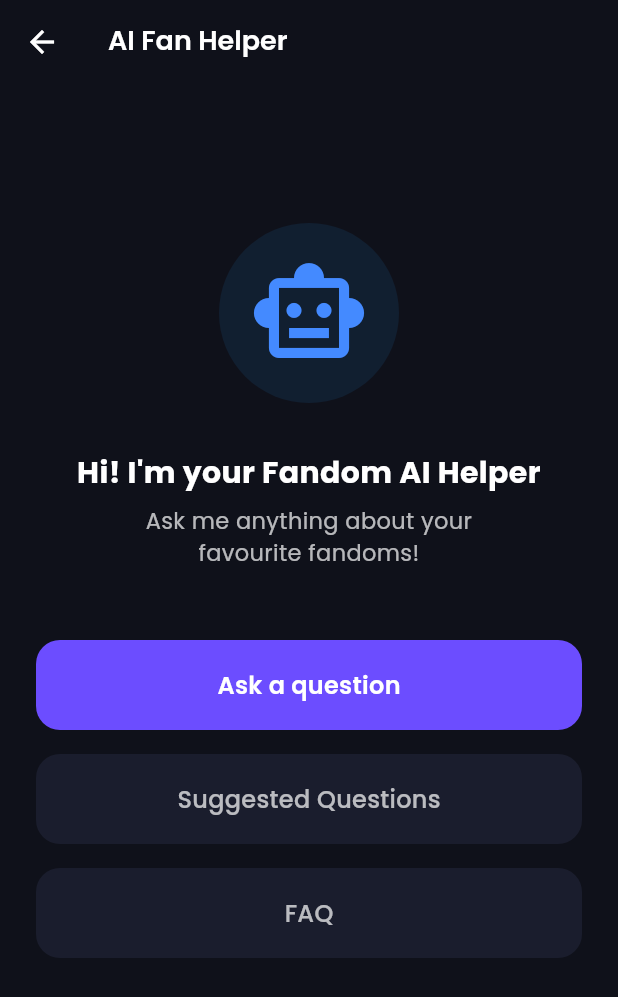
After one commit to Numbcranium/FandomVerse, a Flutter app: the AiHelperScreen screen opened by its route, after a tap on "Ask a question", after a tap on the "arrow back" icon, on a phone screen of 412 x 824 dp. The commit adds this screen. Shown: the top 997 px of the screen. Run offline on Flutter 3.47's test engine with Material 3 defaults, Android fonts, the phone set to English and light mode, and no system bars; our stand-ins replace cached_network_image, cloud_firestore, connectivity_plus, equatable, firebase_ai, firebase_auth and 9 more; missing offline and left inert: firebase_app_check; accounts and stored records are empty; generated files the repository leaves out were written again.

Commit message:
Add Firebase AI logic and global AI Helper FAB

```diff
--- a/lib/app/app.dart
+++ b/lib/app/app.dart
@@ -1,5 +1,6 @@
 import 'package:flutter/material.dart';
 import 'package:go_router/go_router.dart';
+import 'router/route_names.dart';
 
 import '../core/constants/app_constants.dart';
 import 'theme/app_theme.dart';
@@ -19,6 +20,12 @@ class App extends StatelessWidget {
   Widget build(BuildContext context) {
     return MaterialApp.router(
       title: AppConstants.appName,
+      builder: (context, child) {
+        return _GlobalFabOverlay(
+          router: router,
+          child: child ?? const SizedBox.shrink(),
+        );
+      },
       debugShowCheckedModeBanner: false,
       theme: AppTheme.light,
       darkTheme: AppTheme.dark,
@@ -31,3 +38,82 @@ class App extends StatelessWidget {
     );
   }
 }
+
+class _GlobalFabOverlay extends StatefulWidget {
+  final GoRouter router;
+  final Widget child;
+
+  const _GlobalFabOverlay({required this.router, required this.child});
+
+  @override
+  State<_GlobalFabOverlay> createState() => _GlobalFabOverlayState();
+}
+
+class _GlobalFabOverlayState extends State<_GlobalFabOverlay> {
+  bool _showFab = false;
+
+  @override
+  void initState() {
+    super.initState();
+    widget.router.routerDelegate.addListener(_routeListener);
+    // Delay the initial check slightly to allow initial route to settle
+    WidgetsBinding.instance.addPostFrameCallback((_) {
+      _checkRoute();
+    });
+  }
+
+  @override
+  void dispose() {
+    widget.router.routerDelegate.removeListener(_routeListener);
+    super.dispose();
+  }
+
+  void _routeListener() {
+    _checkRoute();
+  }
+
+  void _checkRoute() {
+    final location = widget.router.routerDelegate.currentConfiguration.uri.path;
+    final hideRoutes = [
+      RouteNames.intro,
+      RouteNames.splash,
+      RouteNames.onboarding,
+      RouteNames.login,
+      RouteNames.register,
+      RouteNames.forgotPassword,
+      RouteNames.aiHelper,
+      '/', // Hide on root before redirect
+    ];
+
+    final shouldShow = !hideRoutes.contains(location);
+
+    if (_showFab != shouldShow) {
+      setState(() {
+        _showFab = shouldShow;
+      });
+    }
+  }
+
+  @override
+  Widget build(BuildContext context) {
+    return Stack(
+      children: [
+        widget.child,
+        if (_showFab)
+          Positioned(
+            right: 16,
+            bottom: 96,
+            child: SafeArea(
+              child: FloatingActionButton(
+                heroTag: 'aiHelperFab',
+                onPressed: () {
+                  widget.router.push(RouteNames.aiHelper);
+                },
+                child: const Icon(Icons.smart_toy),
+              ),
+            ),
+          ),
+      ],
+    );
+  }
+}
--- a/lib/app/router/app_router.dart
+++ b/lib/app/router/app_router.dart
@@ -18,6 +18,7 @@ import '../../features/profile/presentation/screens/edit_profile_screen.dart';
 import '../../features/profile/presentation/screens/profile_screen.dart';
 import '../../features/profile/presentation/screens/purchase_history_screen.dart';
 import '../../features/settings/presentation/screens/settings_screen.dart';
+import '../../features/ai_helper/presentation/screens/ai_helper_screen.dart';
 import 'route_names.dart';
 
 /// Builds and owns the app's [GoRouter] instance.
@@ -169,6 +170,11 @@ class AppRouter {
       name: RouteNames.purchaseHistoryName,
       builder: (context, state) => const PurchaseHistoryScreen(),
     ),
+    GoRoute(
+      path: RouteNames.aiHelper,
+      name: RouteNames.aiHelperName,
+      builder: (context, state) => const AiHelperScreen(),
+    ),
   ];
 }
 
@@ -191,4 +197,4 @@ class GoRouterRefreshStream extends ChangeNotifier {
     _subscription.cancel();
     super.dispose();
   }
-}y
+}
--- a/lib/app/router/route_names.dart
+++ b/lib/app/router/route_names.dart
@@ -21,6 +21,7 @@ class RouteNames {
   static const String settings = '/settings';
   static const String bookmarks = '/bookmarks';
   static const String purchaseHistory = '/purchase-history';
+  static const String aiHelper = '/ai-helper';
 
   // --- Names (used by GoRoute.name and context.goNamed) ---
   static const String introName = 'intro';
@@ -37,6 +38,7 @@ class RouteNames {
   static const String settingsName = 'settings';
   static const String bookmarksName = 'bookmarks';
   static const String purchaseHistoryName = 'purchaseHistory';
+  static const String aiHelperName = 'aiHelper';
 
   /// Routes reachable without being logged in.
   static const List<String> publicPaths = [
--- /dev/null
+++ b/lib/features/ai_helper/presentation/screens/ai_helper_screen.dart
@@ -0,0 +1,279 @@
+import 'package:flutter/material.dart';
+import 'package:firebase_ai/firebase_ai.dart';
+
+class AiHelperScreen extends StatefulWidget {
+  const AiHelperScreen({super.key});
+
+  @override
+  State<AiHelperScreen> createState() => _AiHelperScreenState();
+}
+
+class _AiHelperScreenState extends State<AiHelperScreen> {
+  bool _isChatMode = false;
+  final TextEditingController _controller = TextEditingController();
+  final List<Map<String, String>> _messages = [];
+  bool _isLoading = false;
+
+  late final GenerativeModel _model;
+
+  @override
+  void initState() {
+    super.initState();
+    _model = FirebaseAI.googleAI().generativeModel(model: 'gemini-3.5-flash');
+  }
+
+  void _startChat([String? initialPrompt]) {
+    setState(() {
+      _isChatMode = true;
+      if (_messages.isEmpty) {
+        _messages.add({'role': 'ai', 'text': "Hi! I'm your Fandom AI Helper. What would you like to know?"});
+      }
+    });
+    if (initialPrompt != null) {
+      _controller.text = initialPrompt;
+      _sendMessage();
+    }
+  }
+
+  Future<void> _sendMessage() async {
+    final text = _controller.text.trim();
+    if (text.isEmpty) return;
+
+    setState(() {
+      _messages.add({'role': 'user', 'text': text});
+      _isLoading = true;
+    });
+    _controller.clear();
+
+    try {
+      final prompt = [Content.text(text)];
+      final response = await _model.generateContent(prompt);
+
+      setState(() {
+        _messages.add({'role': 'ai', 'text': response.text ?? 'No response.'});
+      });
+    } catch (e) {
+      setState(() {
+        _messages.add({'role': 'ai', 'text': 'Oops, something went wrong: $e'});
+      });
+    } finally {
+      setState(() {
+        _isLoading = false;
+      });
+    }
+  }
+
+  @override
+  Widget build(BuildContext context) {
+    return Scaffold(
+      backgroundColor: const Color(0xFF0F111A), // Dark background matching the image
+      appBar: AppBar(
+        backgroundColor: Colors.transparent,
+        elevation: 0,
+        leading: IconButton(
+          icon: const Icon(Icons.arrow_back, color: Colors.white),
+          onPressed: () {
+            if (_isChatMode) {
+              setState(() => _isChatMode = false);
+            } else {
+              Navigator.of(context).pop();
+            }
+          },
+        ),
+        title: const Text(
+          'AI Fan Helper',
+          style: TextStyle(color: Colors.white, fontWeight: FontWeight.w600, fontSize: 18),
+        ),
+        centerTitle: false,
+      ),
+      body: SafeArea(
+        child: _isChatMode ? _buildChatView() : _buildDashboardView(),
+      ),
+    );
+  }
+
+  Widget _buildDashboardView() {
+    return Padding(
+      padding: const EdgeInsets.symmetric(horizontal: 24.0),
+      child: Column(
+        mainAxisAlignment: MainAxisAlignment.center,
+        crossAxisAlignment: CrossAxisAlignment.stretch,
+        children: [
+          const Spacer(flex: 1),
+          // AI Avatar
+          Container(
+            height: 120,
+            width: 120,
+            decoration: BoxDecoration(
+              shape: BoxShape.circle,
+              color: Colors.blue.withOpacity(0.1),
+            ),
+            child: const Icon(
+              Icons.smart_toy_outlined,
+              size: 80,
+              color: Colors.blueAccent,
+            ),
+          ),
+          const SizedBox(height: 32),
+          // Greeting Text
+          const Text(
+            "Hi! I'm your Fandom AI Helper",
+            textAlign: TextAlign.center,
+            style: TextStyle(
+              color: Colors.white,
+              fontSize: 20,
+              fontWeight: FontWeight.bold,
+            ),
+          ),
+          const SizedBox(height: 8),
+          const Text(
+            "Ask me anything about your\nfavourite fandoms!",
+            textAlign: TextAlign.center,
+            style: TextStyle(
+              color: Colors.white70,
+              fontSize: 15,
+              height: 1.4,
+            ),
+          ),
+          const SizedBox(height: 48),
+          // Buttons
+          _buildPrimaryButton(
+            title: 'Ask a question',
+            onPressed: _startChat,
+          ),
+          const SizedBox(height: 16),
+          _buildSecondaryButton(
+            title: 'Suggested Questions',
+            onPressed: () {
+              _startChat('Can you suggest some popular questions about fandoms?');
+            },
+          ),
+          const SizedBox(height: 16),
+          _buildSecondaryButton(
+            title: 'FAQ',
+            onPressed: () {
+              _startChat('What are the most frequently asked questions here?');
+            },
+          ),
+          const Spacer(flex: 2),
+        ],
+      ),
+    );
+  }
+
+  Widget _buildChatView() {
+    return Column(
+      children: [
+        Expanded(
+          child: ListView.builder(
+            padding: const EdgeInsets.all(16),
+            itemCount: _messages.length,
+            itemBuilder: (context, index) {
+              final msg = _messages[index];
+              final isUser = msg['role'] == 'user';
+              return Align(
+                alignment: isUser ? Alignment.centerRight : Alignment.centerLeft,
+                child: Container(
+                  margin: const EdgeInsets.only(bottom: 12),
+                  padding: const EdgeInsets.all(12),
+                  decoration: BoxDecoration(
+                    color: isUser ? const Color(0xFF6C4DFF) : const Color(0xFF1A1D2D),
+                    borderRadius: BorderRadius.circular(16),
+                  ),
+                  constraints: BoxConstraints(
+                    maxWidth: MediaQuery.of(context).size.width * 0.75,
+                  ),
+                  child: Text(
+                    msg['text'] ?? '',
+                    style: const TextStyle(color: Colors.white),
+                  ),
+                ),
+              );
+            },
+          ),
+        ),
+        if (_isLoading)
+          const Padding(
+            padding: EdgeInsets.all(8.0),
+            child: CircularProgressIndicator(),
+          ),
+        Padding(
+          padding: const EdgeInsets.all(16.0),
+          child: Row(
+            children: [
+              Expanded(
+                child: TextField(
+                  controller: _controller,
+                  style: const TextStyle(color: Colors.white),
+                  decoration: InputDecoration(
+                    hintText: 'Type your question...',
+                    hintStyle: const TextStyle(color: Colors.white54),
+                    filled: true,
+                    fillColor: const Color(0xFF1A1D2D),
+                    border: OutlineInputBorder(
+                      borderRadius: BorderRadius.circular(24),
+                      borderSide: BorderSide.none,
+                    ),
+                    contentPadding: const EdgeInsets.symmetric(horizontal: 16, vertical: 12),
+                  ),
+                  onSubmitted: (_) => _sendMessage(),
+                ),
+              ),
+              const SizedBox(width: 8),
+              FloatingActionButton(
+                mini: true,
+                backgroundColor: const Color(0xFF6C4DFF),
+                onPressed: _isLoading ? null : _sendMessage,
+                child: const Icon(Icons.send, color: Colors.white),
+              )
+            ],
+          ),
+        ),
+      ],
+    );
+  }
+
+  Widget _buildPrimaryButton({required String title, required VoidCallback onPressed}) {
+    return ElevatedButton(
+      onPressed: onPressed,
+      style: ElevatedButton.styleFrom(
+        backgroundColor: const Color(0xFF6C4DFF), // Purple color
+        padding: const EdgeInsets.symmetric(vertical: 18),
+        shape: RoundedRectangleBorder(
+          borderRadius: BorderRadius.circular(16),
+        ),
+        elevation: 0,
+      ),
+      child: Text(
+        title,
+        style: const TextStyle(
+          color: Colors.white,
+          fontSize: 16,
+          fontWeight: FontWeight.w600,
+        ),
+      ),
+    );
+  }
+
+  Widget _buildSecondaryButton({required String title, required VoidCallback onPressed}) {
+    return ElevatedButton(
+      onPressed: onPressed,
+      style: ElevatedButton.styleFrom(
+        backgroundColor: const Color(0xFF1A1D2D), // Slightly lighter dark background
+        padding: const EdgeInsets.symmetric(vertical: 18),
+        shape: RoundedRectangleBorder(
+          borderRadius: BorderRadius.circular(16),
+        ),
+        elevation: 0,
+      ),
+      child: Text(
+        title,
+        style: const TextStyle(
+          color: Colors.white70,
+          fontSize: 16,
+          fontWeight: FontWeight.w500,
+        ),
+      ),
+    );
+  }
+}
--- a/lib/firebase/firebase_service.dart
+++ b/lib/firebase/firebase_service.dart
@@ -1,4 +1,6 @@
 import 'package:firebase_core/firebase_core.dart';
+import 'package:firebase_app_check/firebase_app_check.dart';
+import 'package:flutter/foundation.dart';
 
 import '../firebase_options.dart';
 
@@ -14,5 +16,15 @@ class FirebaseService {
     await Firebase.initializeApp(
       options: DefaultFirebaseOptions.currentPlatform,
     );
+    try {
+      if (!kIsWeb) {
+        await FirebaseAppCheck.instance.activate(
+          androidProvider: AndroidProvider.debug,
+          appleProvider: AppleProvider.debug,
+        );
+      }
+    } catch (e) {
+      debugPrint('AppCheck init error: $e');
+    }
   }
 }
--- a/pubspec.yaml
+++ b/pubspec.yaml
@@ -59,6 +59,8 @@ dependencies:
 
   # --- Icons (Material 3 friendly, no extra asset weight) ---
   cupertino_icons: ^1.0.8
+  firebase_ai: ^2.3.0
+  firebase_app_check: ^0.3.2+10
 
 dev_dependencies:
   flutter_test:
```
Also changed, not shown: 1 other file.
